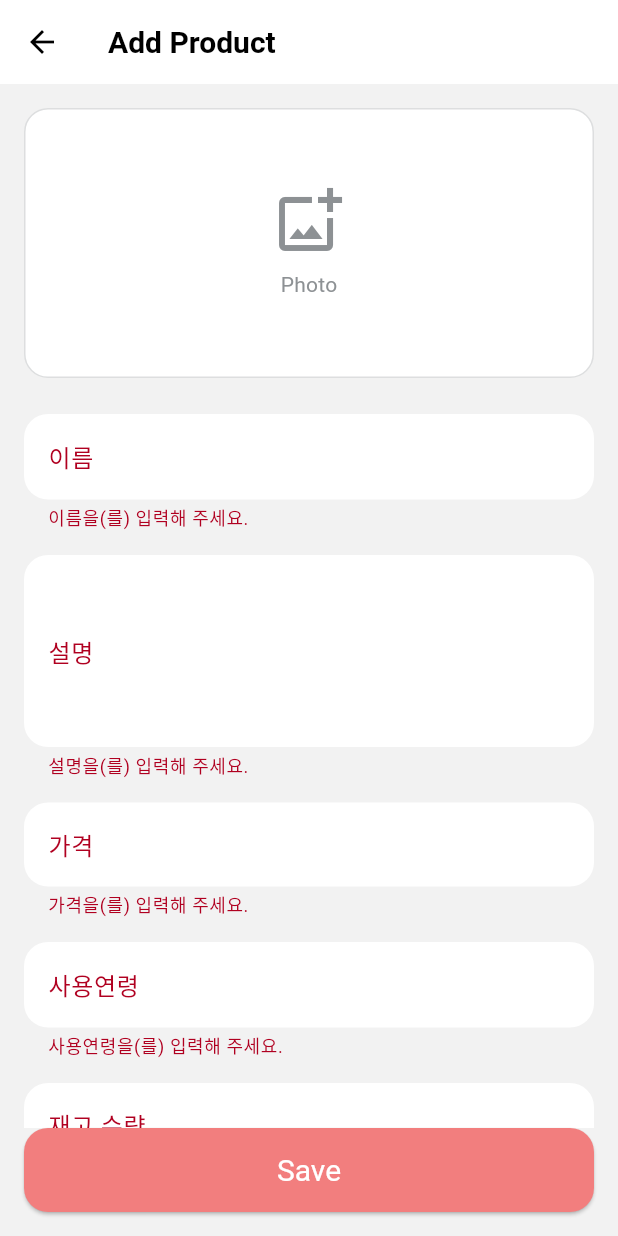
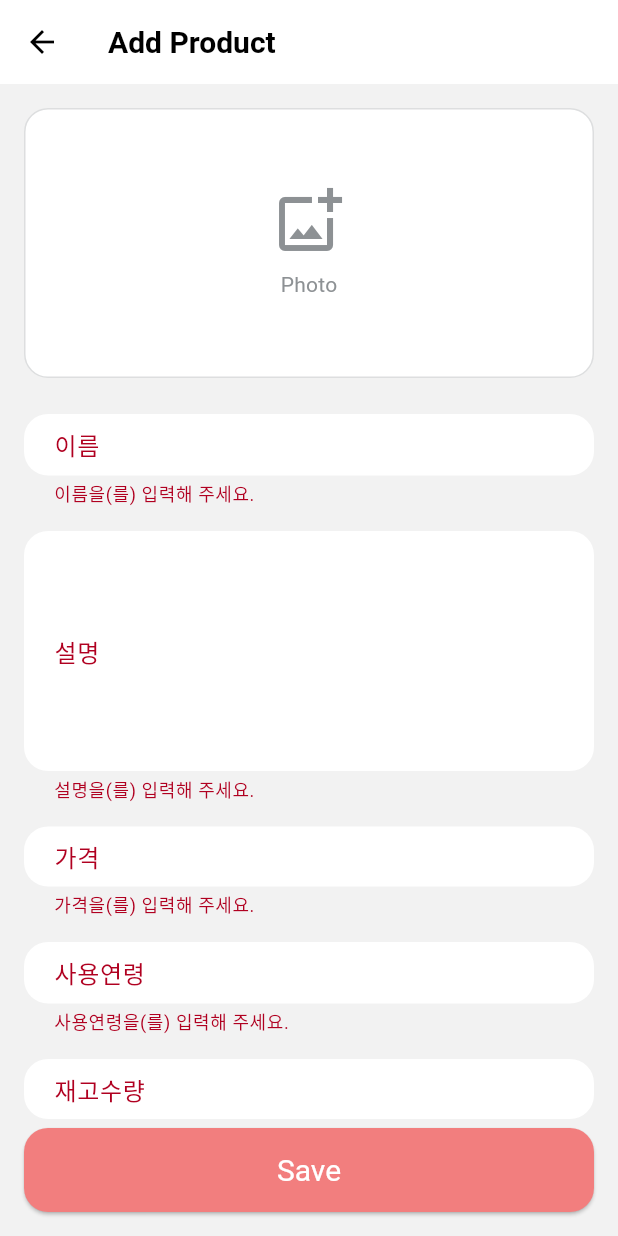
Before and after one commit to AllbAd1/ttotoy_app, a Flutter app: the AddProductPage screen opened directly, after a tap on "Save", on a phone screen of 412 x 824 dp. Run offline on Flutter 3.47's test engine with Material 3 defaults, Android fonts, the phone set to English and light mode, and no system bars; our stand-ins replace image_picker.

Commit message:
style: add product에서 텍스트 '재고 수량'에서 '재고수량'으로 변경

```diff
--- a/lib/view/product/add_product_page.dart
+++ b/lib/view/product/add_product_page.dart
@@ -77,7 +77,7 @@ class _AddProductPageState extends State<AddProductPage> {
                 controller: _descriptionController,
                 label: '설명',
                 hint: '설명을 입력 해주세요!',
-                maxLines: 4,
+                maxLines: 6, //   입력칸 늘림
               ),
               const SizedBox(height: 16),
               Row(
@@ -110,7 +110,7 @@ class _AddProductPageState extends State<AddProductPage> {
                     child: _buildTextField(
                       controller: _sizeController,
                       label: '사용연령',
-                      hint: '예시 0~3M',
+                      hint: '예시 0~3개월', //    영어를 한글로 변경
                     ),
                   ),
                   //    색상 입력칸 삭제
@@ -127,7 +127,7 @@ class _AddProductPageState extends State<AddProductPage> {
               const SizedBox(height: 16),
               _buildTextField(
                 controller: _inventoryController,
-                label: '재고 수량',
+                label: '재고수량', //   '재고 수량' >> '재고수량'으로 변경
                 hint: '',
                 keyboardType: TextInputType.number,
               ),
@@ -169,6 +169,8 @@ class _AddProductPageState extends State<AddProductPage> {
         hintText: hint,
         filled: true,
         fillColor: Colors.white,
+        isDense: true,
+        contentPadding: const EdgeInsets.symmetric(horizontal: 16, vertical: 8), //    설명 텍스트 위로 정렬
         border: OutlineInputBorder(
           borderRadius: BorderRadius.circular(16),
           borderSide: BorderSide.none,
@@ -236,7 +238,7 @@ class _AddProductPageState extends State<AddProductPage> {
       imageAsset: _selectedImage!.path,
       inventory: inventory,
       size: (_sizeController.text.trim().isEmpty)
-          ? '0-3M'
+          ? '0-3개월' //    영어를 한글로 변경
           : _sizeController.text.trim(),
       //    컬러 입력칸 삭제
       /*color: (_colorController.text.trim().isEmpty)
```
